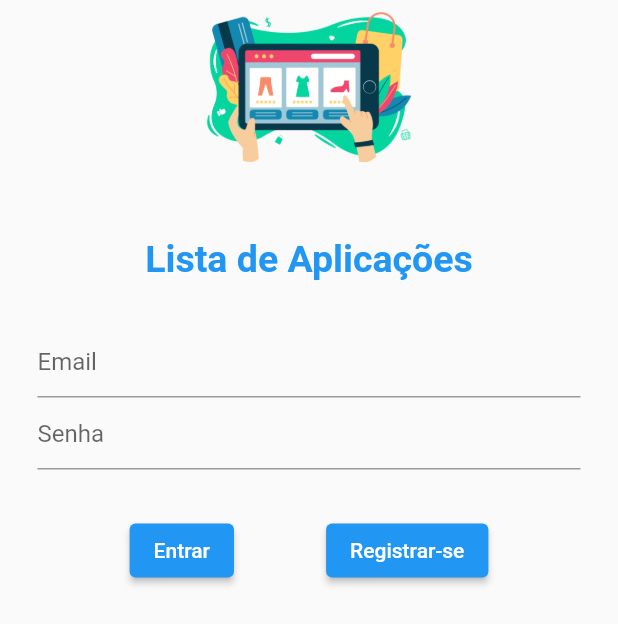
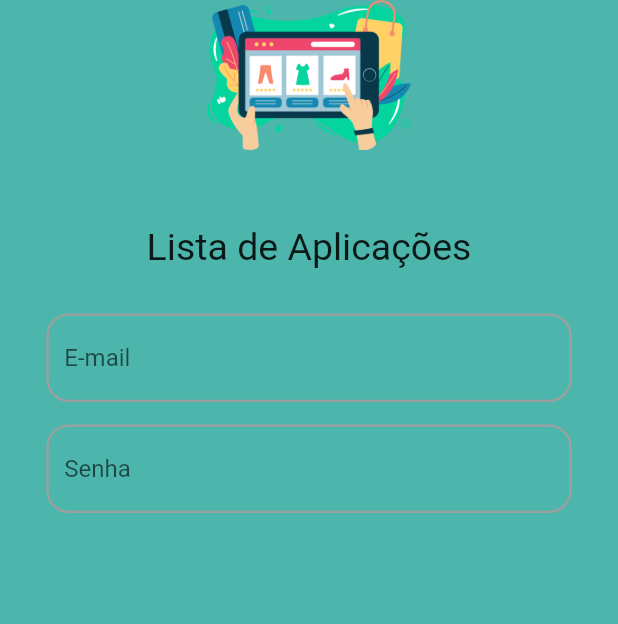
Before and after one commit to matheusfellipe/shopcom-flutter, a Flutter app: the screen it shows after launch, on a phone screen of 412 x 824 dp. Shown: the top 624 px of the screen. Run offline on Flutter 3.47's test engine with Material 2 defaults, Android fonts, the light colour scheme and no system bars.

Commit message:
implementing login screen

```diff
--- a/lib/main.dart
+++ b/lib/main.dart
@@ -1,5 +1,6 @@
 import 'package:flutter/material.dart';
 import 'package:flutter_application_1/screen/login_screen.dart';
+import 'package:flutter_application_1/screen/login_screen_new.dart';
 
 void main() {
   runApp(const MyApp());
@@ -16,7 +17,7 @@ class MyApp extends StatelessWidget {
       theme: ThemeData(
         primarySwatch: Colors.blue,
       ),
-      home: const LoginScreen(),
+      home: const LoginScreenNew(),
     );
   }
 }
--- a/lib/screen/login_screen.dart
+++ b/lib/screen/login_screen.dart
@@ -9,13 +9,17 @@ class LoginScreen extends StatelessWidget {
       body: SafeArea(
         child: Padding(
           padding:
-              const EdgeInsets.only(top: 8.0, bottom: 30, left: 25, right: 25),
+              const EdgeInsets.only(top: 8.0, bottom: 30, left: 15, right: 15),
           child: Center(
             child: Column(
+              mainAxisSize: MainAxisSize.min,
               children: [
-                Image.asset(
+                Flexible(
+                  flex: 1,
+                  child: Image.asset(
                     'assets/Ecommerce.png',
                     height: 100,
+                  ),
                 ),
                 const SizedBox(
                   height: 50,
@@ -30,7 +34,9 @@ class LoginScreen extends StatelessWidget {
                 const SizedBox(
                   height: 30,
                 ),
-                ListView(
+                Card(
+                  margin: const EdgeInsets.symmetric(horizontal: 16),
+                  child: ListView(
                     shrinkWrap: true,
                     children: [
                       TextFormField(
@@ -58,6 +64,7 @@ class LoginScreen extends StatelessWidget {
                                 child: const Text("Registrar-se")),
                           ]),
                     ],
+                  ),
                 )
               ],
             ),
--- /dev/null
+++ b/lib/screen/login_screen_new.dart
@@ -0,0 +1,72 @@
+import 'package:flutter/material.dart';
+
+import 'package:flutter/material.dart';
+
+class LoginScreenNew extends StatelessWidget {
+  const LoginScreenNew({super.key});
+
+  @override
+  Widget build(BuildContext context) {
+    return Scaffold(
+        body: SingleChildScrollView(
+      child: Container(
+        width: MediaQuery.of(context).size.width,
+        height: MediaQuery.of(context).size.height,
+        color: Colors.teal.shade300,
+        child: Column(
+          mainAxisSize: MainAxisSize.min,
+          children: [
+            Flexible(
+              flex: 1,
+              child: Image.asset(
+                'assets/Ecommerce.png',
+                matchTextDirection: true,
+                height: 100,
+              ),
+            ),
+            const SizedBox(
+              height: 50,
+            ),
+            const Text(
+              "Lista de Aplicações",
+              style: TextStyle(fontSize: 25),
+            ),
+            const SizedBox(
+              height: 30,
+            ),
+            textFormItem(context, 'E-mail', false),
+            const SizedBox(
+              height: 15,
+            ),
+            textFormItem(context, 'Senha', false)
+          ],
+        ),
+      ),
+    ));
+  }
+
+  Widget textFormItem(BuildContext context, String name, bool obscure) {
+    return SizedBox(
+      width: MediaQuery.of(context).size.width * .85,
+      child: TextFormField(
+        keyboardType: TextInputType.emailAddress,
+        obscureText: obscure,
+        decoration: InputDecoration(
+            hintText: name,
+            labelStyle: const TextStyle(
+              fontSize: 12,
+              color: Colors.green,
+            ),
+            enabledBorder: OutlineInputBorder(
+              borderSide: const BorderSide(
+                width: 1.5,
+                color: Colors.grey,
+              ),
+              borderRadius: BorderRadius.circular(15),
+            ),
+            focusedBorder: const OutlineInputBorder(
+                borderSide: BorderSide(width: 1.5, color: Colors.teal))),
+      ),
+    );
+  }
+}
```
Lines whose indentation alone changed are shown as unchanged.
